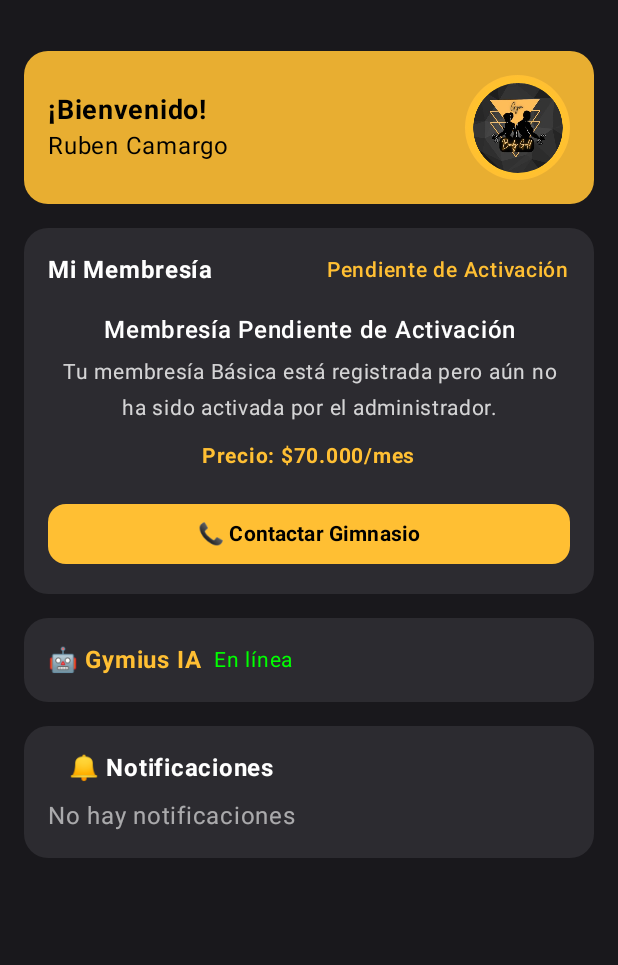
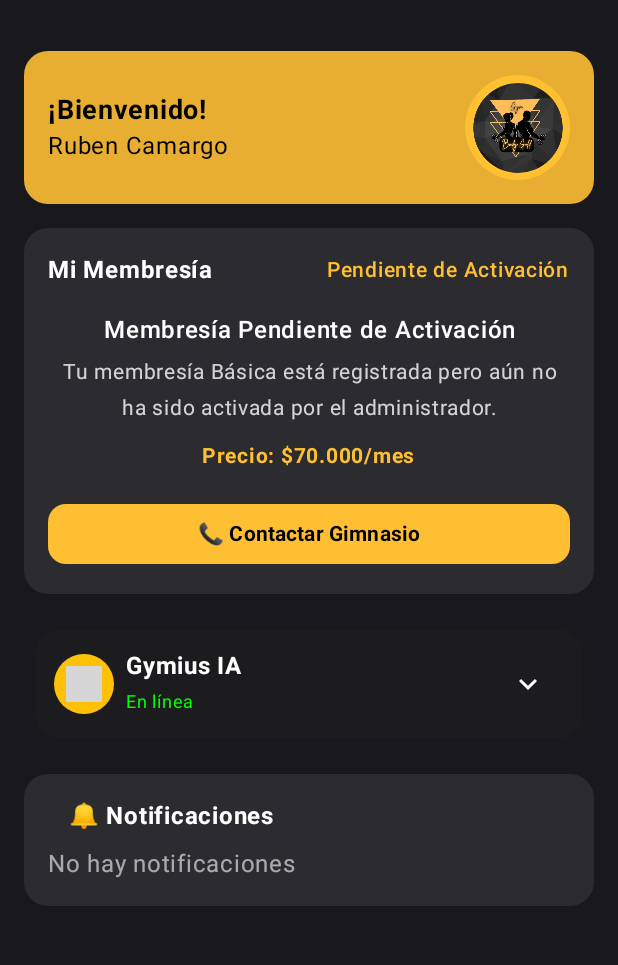
Before and after one commit to CodeNoo6/Android-Gym-Body-Gold, an Android app built with Jetpack Compose: the HomeScreen screen opened through its navigation route, on a phone screen of 412 x 824 dp, the part 69-1034 px from its top. Run offline under Robolectric (Android 15) with nearby library versions, the phone set to English and light mode, and no system bars; our stand-ins replace Firebase (no records; nobody signed in at launch, a user with empty details on screens opened directly), livedata-compose; libraries missing offline, so code that uses them is left out: compose.icons, compose.icons.fontawesomeicons; 1 statement that could not run was skipped; grey boxes are pictures that could not be loaded.

Commit message:
✨Feat ( Ajuste Gymius IA ): Se realiza ajuste

```diff
--- a/app/build.gradle.kts
+++ b/app/build.gradle.kts
@@ -66,6 +66,8 @@ dependencies {
     implementation("org.jetbrains.kotlinx:kotlinx-coroutines-android:1.6.4")
     implementation("androidx.lifecycle:lifecycle-viewmodel-ktx:2.6.1")
 
+    implementation("br.com.devsrsouza.compose.icons:font-awesome:1.1.0")
+
     implementation("com.google.firebase:firebase-analytics")
 
     testImplementation("junit:junit:4.13.2")
--- a/app/src/main/java/com/gimomagic/gymbodygold/ui/screens/HomeScreen.kt
+++ b/app/src/main/java/com/gimomagic/gymbodygold/ui/screens/HomeScreen.kt
@@ -2,15 +2,26 @@ package com.gimomagic.gymbodygold.ui.screens
 
 import androidx.compose.foundation.Image
 import androidx.compose.foundation.background
-import androidx.compose.foundation.clickable
 import androidx.compose.foundation.layout.*
 import androidx.compose.foundation.shape.CircleShape
 import androidx.compose.foundation.shape.RoundedCornerShape
 import androidx.compose.material.icons.Icons
+import compose.icons.FontAwesomeIcons
+import compose.icons.fontawesomeicons.Solid
+import compose.icons.fontawesomeicons.solid.Brain
+import androidx.compose.material.icons.automirrored.filled.Send
 import androidx.compose.material.icons.filled.ExitToApp
+import androidx.compose.material.icons.filled.KeyboardArrowDown
+import androidx.compose.material.icons.filled.KeyboardArrowUp
+import androidx.compose.material.icons.filled.Psychology
+import androidx.compose.material.icons.filled.Send
 import androidx.compose.material3.*
 import com.gimomagic.gymbodygold.R
 import androidx.compose.runtime.Composable
+import androidx.compose.runtime.getValue
+import androidx.compose.runtime.mutableStateOf
+import androidx.compose.runtime.remember
+import androidx.compose.runtime.setValue
 import androidx.compose.ui.Alignment
 import androidx.compose.ui.Modifier
 import androidx.compose.ui.draw.clip
@@ -194,20 +205,11 @@ fun HomeScreen(
             Spacer(modifier = Modifier.height(16.dp))
 
             // Gymius IA
-            Card(
-                shape = RoundedCornerShape(16.dp),
-                colors = CardDefaults.cardColors(containerColor = cardBg),
-                modifier = Modifier.fillMaxWidth()
-            ) {
-                Row(
-                    modifier = Modifier.padding(16.dp),
-                    verticalAlignment = Alignment.CenterVertically
-                ) {
-                    Text("🤖 Gymius IA", color = gold, fontWeight = FontWeight.Bold)
-                    Spacer(Modifier.width(8.dp))
-                    Text("En línea", color = Color.Green, fontSize = 14.sp)
+            GymiusCard(
+                onClick = {
+
                 }
-            }
+            )
 
             Spacer(modifier = Modifier.height(16.dp))
 
@@ -230,6 +232,166 @@ fun HomeScreen(
     }
 }
 
+@Composable
+fun ChatInput(
+    message: String,
+    onMessageChange: (String) -> Unit,
+    onSend: () -> Unit,
+    modifier: Modifier = Modifier
+) {
+    Row(
+        modifier = modifier
+            .fillMaxWidth()
+            .padding(8.dp),
+        verticalAlignment = Alignment.CenterVertically
+    ) {
+        OutlinedTextField(
+            value = message,
+            onValueChange = onMessageChange,
+            placeholder = {
+                Text(
+                    "Pregunta sobre ejercicios, nutrición...",
+                    color = Color.Gray
+                )
+            },
+            shape = RoundedCornerShape(24.dp), // Bordes redondeados
+            modifier = Modifier
+                .weight(1f)
+                .height(50.dp),
+            colors = OutlinedTextFieldDefaults.colors(
+                focusedBorderColor = BrandGold,     // borde dorado activo
+                unfocusedBorderColor = BrandGold,   // borde dorado inactivo
+                cursorColor = BrandGold,
+                focusedTextColor = Color.White,
+                unfocusedTextColor = Color.White
+            ),
+            singleLine = true
+        )
+
+        IconButton(
+            onClick = { if (message.isNotBlank()) onSend() },
+            modifier = Modifier
+                .size(50.dp)
+                .padding(start = 8.dp)
+                .background(BrandGold, CircleShape)
+        ) {
+            Icon(
+                imageVector = Icons.Default.Send,
+                contentDescription = "Enviar",
+                tint = Color.Black
+            )
+        }
+    }
+}
+
+@Composable
+fun GymiusCard(onClick: () -> Unit) {
+    var expanded by remember { mutableStateOf(false) }
+    var message by remember { mutableStateOf("") }
+
+    Card(
+        shape = RoundedCornerShape(16.dp),
+        colors = CardDefaults.cardColors(containerColor = Color(0xFF1C1C1E)),
+        modifier = Modifier
+            .fillMaxWidth()
+            .padding(8.dp)
+    ) {
+        Column {
+            // Cabecera (Gymius IA + botón expandir)
+            Row(
+                modifier = Modifier
+                    .fillMaxWidth()
+                    .padding(12.dp),
+                verticalAlignment = Alignment.CenterVertically,
+                horizontalArrangement = Arrangement.SpaceBetween
+            ) {
+                Row(verticalAlignment = Alignment.CenterVertically) {
+                    // Icono circular con cerebro
+                    Box(
+                        modifier = Modifier
+                            .size(40.dp)
+                            .background(Color(0xFFFFC107), CircleShape),
+                        contentAlignment = Alignment.Center
+                    ) {
+                        Icon(
+                            imageVector = FontAwesomeIcons.Solid.Brain,
+                            contentDescription = "Cerebro",
+                            tint = Color.Black,
+                            modifier = Modifier.size(24.dp)
+                        )
+                    }
+
+                    Spacer(modifier = Modifier.width(8.dp))
+
+                    Column {
+                        Text(
+                            text = "Gymius IA",
+                            fontWeight = FontWeight.Bold,
+                            color = Color.White,
+                            fontSize = 16.sp
+                        )
+                        Text(
+                            text = "En línea",
+                            color = Color.Green,
+                            fontSize = 12.sp
+                        )
+                    }
+                }
+
+                // Botón de expandir/colapsar
+                IconButton(onClick = { expanded = !expanded }) {
+                    Icon(
+                        imageVector = if (expanded) Icons.Default.KeyboardArrowUp else Icons.Default.KeyboardArrowDown,
+                        contentDescription = "Expandir chat",
+                        tint = Color.White
+                    )
+                }
+            }
+
+            // Chat expandible
+            if (expanded) {
+                Column(
+                    modifier = Modifier
+                        .fillMaxWidth()
+                        .background(Color(0xFF2C2C2E))
+                        .padding(12.dp)
+                ) {
+                    // Mensaje de bienvenida
+                    Text(
+                        text = "\uD83D\uDC9B ¡Hola! Soy Gymius, tu asistente personal en Gym Body Gold. ¿En qué puedo ayudarte hoy?",
+                        color = Color.White,
+                        fontSize = 14.sp,
+                        modifier = Modifier
+                            .background(Color(0xFF1C1C1E), RoundedCornerShape(12.dp))
+                            .padding(12.dp)
+                    )
+
+                    Spacer(modifier = Modifier.height(8.dp))
+
+                    // Caja de texto + botón enviar
+                    Row(
+                        modifier = Modifier
+                            .fillMaxWidth()
+                            .background(Color.Transparent),
+                        verticalAlignment = Alignment.CenterVertically
+                    ) {
+                        ChatInput(
+                            message = message,
+                            onMessageChange = { message = it },
+                            onSend = {
+                                // Aquí mandas el mensaje al chat
+                                println("Mensaje enviado: $message")
+                                message = "" // limpiar campo
+                            }
+                        )
+                    }
+                }
+            }
+        }
+    }
+}
+
+
 @Preview(showBackground = true)
 @Composable
 fun MembershipScreenPreview() {
```
